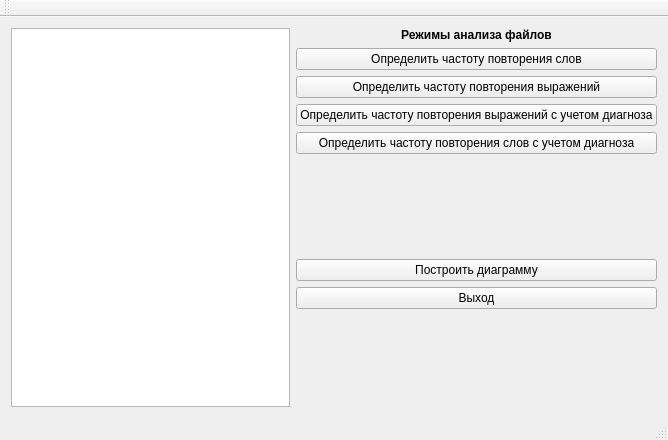
The window that mainwindow.ui (Egor113/Diagnozes) describes before a commit, drawn with Qt 5.
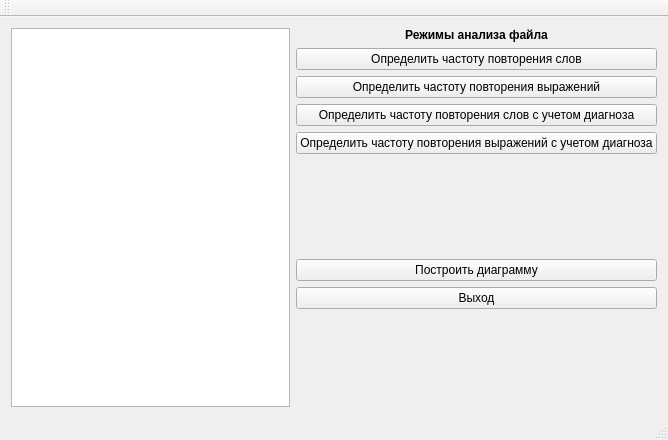
The same window after the commit.

Commit message: Изменил название окна главной формы

```diff
--- a/mainwindow.ui
+++ b/mainwindow.ui
@@ -31,7 +31,7 @@
            </font>
           </property>
           <property name="text">
-           <string>Режимы анализа файлов</string>
+           <string>Режимы анализа файла</string>
           </property>
           <property name="alignment">
            <set>Qt::AlignCenter</set>
@@ -52,13 +52,6 @@
           </property>
          </widget>
         </item>
-        <item>
-         <widget class="QPushButton" name="b_expRateDs">
-          <property name="text">
-           <string>Определить частоту повторения выражений с учетом диагноза</string>
-          </property>
-         </widget>
-        </item>
         <item>
          <widget class="QPushButton" name="b_wordRateDs">
           <property name="text">
@@ -66,6 +59,13 @@
           </property>
          </widget>
         </item>
+        <item>
+         <widget class="QPushButton" name="b_expRateDs">
+          <property name="text">
+           <string>Определить частоту повторения выражений с учетом диагноза</string>
+          </property>
+         </widget>
+        </item>
        </layout>
       </item>
       <item>
```
Left out of the diff: 2 changed lines with no effect on the pictures. The commit also changes 2 other files.
